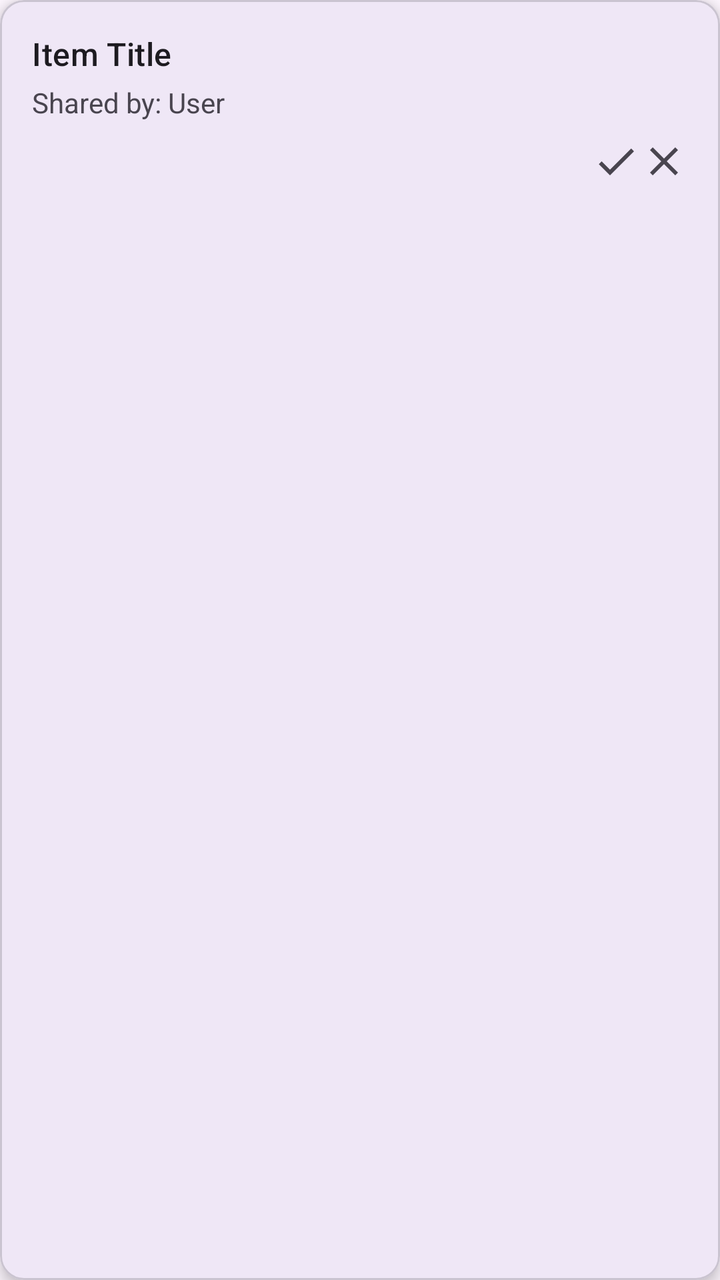
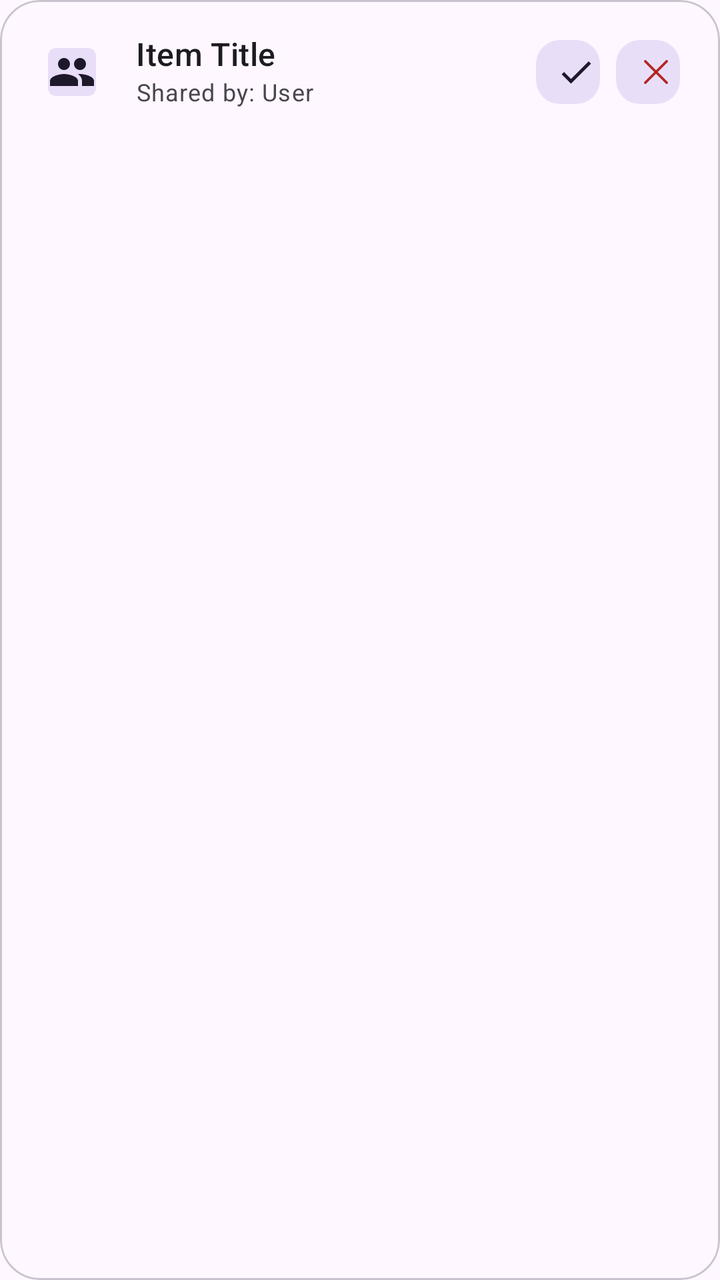

The first picture is an Android layout as it rendered before a commit; the second is the same layout after the commit. The layout source and the unified diff follow.
<!-- AndroidManifest.xml: application theme Theme.TodoJava -->
<!-- res/layout/shared_item_row.xml -->
<?xml version="1.0" encoding="utf-8"?>
<com.google.android.material.card.MaterialCardView xmlns:android="http://schemas.android.com/apk/res/android"
    xmlns:app="http://schemas.android.com/apk/res-auto"
    android:layout_width="match_parent"
    android:layout_height="wrap_content"
    android:layout_margin="8dp"
    app:cardElevation="4dp">

    <androidx.constraintlayout.widget.ConstraintLayout
        android:layout_width="match_parent"
        android:layout_height="wrap_content"
        android:padding="16dp">

        <TextView
            android:id="@+id/tvSharedItemTitle"
            android:layout_width="0dp"
            android:layout_height="wrap_content"
            android:text="Item Title"
            android:textAppearance="@style/TextAppearance.Material3.TitleMedium"
            app:layout_constraintStart_toStartOf="parent"
            app:layout_constraintTop_toTopOf="parent" />

        <TextView
            android:id="@+id/tvSharedFrom"
            android:layout_width="wrap_content"
            android:layout_height="wrap_content"
            android:layout_marginTop="4dp"
            android:text="Shared by: User"
            app:layout_constraintStart_toStartOf="parent"
            app:layout_constraintTop_toBottomOf="@+id/tvSharedItemTitle" />

        <ImageButton
            android:id="@+id/buttonAccept"
            android:layout_width="wrap_content"
            android:layout_height="wrap_content"
            android:background="?attr/selectableItemBackgroundBorderless"
            android:src="@drawable/ic_check"
            app:layout_constraintEnd_toStartOf="@id/buttonDecline"
            app:layout_constraintTop_toTopOf="@+id/buttonDecline" />

        <ImageButton
            android:id="@+id/buttonDecline"
            android:layout_width="wrap_content"
            android:layout_height="wrap_content"
            android:layout_marginTop="8dp"
            android:background="?attr/selectableItemBackgroundBorderless"
            android:src="@drawable/ic_decline"
            app:layout_constraintEnd_toEndOf="parent"
            app:layout_constraintTop_toBottomOf="@+id/tvSharedFrom" />

    </androidx.constraintlayout.widget.ConstraintLayout>
</com.google.android.material.card.MaterialCardView>
<!-- resources referenced by this layout -->
<resources>
  <!-- drawable ic_check (drawable) -->
  <vector xmlns:android="http://schemas.android.com/apk/res/android"
      android:width="24dp"
      android:height="24dp"
      android:viewportWidth="24"
      android:viewportHeight="24"
      android:tint="?attr/colorControlNormal">
    <path
        android:fillColor="@android:color/holo_green_dark"
        android:pathData="M9,16.17L4.83,12l-1.42,1.41L9,19 21,7l-1.41,-1.41z"/>
  </vector>
  <!-- drawable ic_decline (drawable) -->
  <vector xmlns:android="http://schemas.android.com/apk/res/android"
      android:width="24dp"
      android:height="24dp"
      android:viewportWidth="24"
      android:viewportHeight="24"
      android:tint="?attr/colorControlNormal">
    <path
        android:fillColor="@android:color/holo_red_dark"
        android:pathData="M19,6.41L17.59,5 12,10.59 6.41,5 5,6.41 10.59,12 5,17.59 6.41,19 12,13.41 17.59,19 19,17.59 13.41,12z"/>
  </vector>
  <style name="Theme.TodoJava" parent="Base.Theme.TodoJava" />
  <style name="Base.Theme.TodoJava" parent="Theme.Material3.DayNight.NoActionBar">
          <item name="colorPrimary">@color/primary</item>
          <item name="colorOnPrimary">@color/onPrimary</item>
          <item name="colorPrimaryContainer">@color/primaryContainer</item>
          <item name="android:windowBackground">@color/surface</item>
          <item name="android:statusBarColor">@color/surface</item>
          <item name="android:windowLightStatusBar">true</item>
          
          
          <item name="materialButtonStyle">@style/Widget.TodoJava.Button</item>
      </style>
  <color name="primary">#6750A4</color>
  <color name="onPrimary">#FFFFFF</color>
  <color name="primaryContainer">#EADDFF</color>
  <color name="surface">#FEF7FF</color>
  <style name="Widget.TodoJava.Button" parent="Widget.Material3.Button">
          <item name="android:insetTop">0dp</item>
          <item name="android:insetBottom">0dp</item>
          <item name="shapeAppearanceOverlay">@style/ShapeAppearance.TodoJava.Button</item>
          <item name="android:paddingTop">12dp</item>
          <item name="android:paddingBottom">12dp</item>
      </style>
  <style name="ShapeAppearance.TodoJava.Button" parent="ShapeAppearance.Material3.SmallComponent">
          <item name="cornerSize">12dp</item>
      </style>
</resources>

<!-- the commit's change to res/layout/shared_item_row.xml (unified diff, before → after) -->
@@ -3,50 +3,75 @@
     xmlns:app="http://schemas.android.com/apk/res-auto"
     android:layout_width="match_parent"
     android:layout_height="wrap_content"
-    android:layout_margin="8dp"
-    app:cardElevation="4dp">
+    android:layout_marginHorizontal="12dp"
+    android:layout_marginVertical="6dp"
+    app:cardCornerRadius="20dp"
+    app:cardElevation="0dp"
+    app:strokeColor="?attr/colorOutlineVariant"
+    app:strokeWidth="1dp">
 
     <androidx.constraintlayout.widget.ConstraintLayout
         android:layout_width="match_parent"
         android:layout_height="wrap_content"
         android:padding="16dp">
 
+        <com.google.android.material.imageview.ShapeableImageView
+            android:id="@+id/ivSharedType"
+            android:layout_width="40dp"
+            android:layout_height="40dp"
+            android:background="?attr/colorSecondaryContainer"
+            android:padding="8dp"
+            android:src="@drawable/ic_shared_items"
+            app:layout_constraintStart_toStartOf="parent"
+            app:layout_constraintTop_toTopOf="parent"
+            app:shapeAppearanceOverlay="@style/ShapeAppearance.Material3.SmallComponent"
+            app:tint="?attr/colorOnSecondaryContainer" />
+
         <TextView
             android:id="@+id/tvSharedItemTitle"
             android:layout_width="0dp"
             android:layout_height="wrap_content"
+            android:layout_marginStart="12dp"
             android:text="Item Title"
             android:textAppearance="@style/TextAppearance.Material3.TitleMedium"
-            app:layout_constraintStart_toStartOf="parent"
-            app:layout_constraintTop_toTopOf="parent" />
+            app:layout_constraintEnd_toStartOf="@id/buttonAccept"
+            app:layout_constraintStart_toEndOf="@id/ivSharedType"
+            app:layout_constraintTop_toTopOf="@id/ivSharedType" />
 
         <TextView
             android:id="@+id/tvSharedFrom"
-            android:layout_width="wrap_content"
+            android:layout_width="0dp"
             android:layout_height="wrap_content"
-            android:layout_marginTop="4dp"
             android:text="Shared by: User"
-            app:layout_constraintStart_toStartOf="parent"
+            android:textAppearance="@style/TextAppearance.Material3.BodySmall"
+            android:textColor="?attr/colorOnSurfaceVariant"
+            app:layout_constraintEnd_toStartOf="@id/buttonAccept"
+            app:layout_constraintStart_toStartOf="@id/tvSharedItemTitle"
             app:layout_constraintTop_toBottomOf="@+id/tvSharedItemTitle" />
 
-        <ImageButton
+        <com.google.android.material.button.MaterialButton
             android:id="@+id/buttonAccept"
-            android:layout_width="wrap_content"
-            android:layout_height="wrap_content"
-            android:background="?attr/selectableItemBackgroundBorderless"
-            android:src="@drawable/ic_check"
+            style="@style/Widget.Material3.Button.IconButton.Filled.Tonal"
+            android:layout_width="40dp"
+            android:layout_height="40dp"
+            app:icon="@drawable/ic_check"
+            app:iconPadding="0dp"
+            app:layout_constraintBottom_toBottomOf="parent"
             app:layout_constraintEnd_toStartOf="@id/buttonDecline"
-            app:layout_constraintTop_toTopOf="@+id/buttonDecline" />
+            app:layout_constraintTop_toTopOf="parent" />
 
-        <ImageButton
+        <com.google.android.material.button.MaterialButton
             android:id="@+id/buttonDecline"
-            android:layout_width="wrap_content"
-            android:layout_height="wrap_content"
-            android:layout_marginTop="8dp"
-            android:background="?attr/selectableItemBackgroundBorderless"
-            android:src="@drawable/ic_decline"
+            style="@style/Widget.Material3.Button.IconButton.Filled.Tonal"
+            android:layout_width="40dp"
+            android:layout_height="40dp"
+            android:layout_marginStart="8dp"
+            app:icon="@drawable/ic_close"
+            app:iconPadding="0dp"
+            app:layout_constraintBottom_toBottomOf="parent"
             app:layout_constraintEnd_toEndOf="parent"
-            app:layout_constraintTop_toBottomOf="@+id/tvSharedFrom" />
+            app:layout_constraintTop_toTopOf="parent"
+            app:iconTint="?attr/colorError" />
 
     </androidx.constraintlayout.widget.ConstraintLayout>
 </com.google.android.material.card.MaterialCardView>
<!-- resource entries referenced after the edit -->
@@ -11,16 +11,22 @@
         android:fillColor="@android:color/holo_green_dark"
         android:pathData="M9,16.17L4.83,12l-1.42,1.41L9,19 21,7l-1.41,-1.41z"/>
   </vector>
-  <!-- drawable ic_decline (drawable) -->
+  <!-- drawable ic_close (drawable) -->
+  <vector xmlns:android="http://schemas.android.com/apk/res/android" android:height="24dp" android:viewportHeight="1024" android:viewportWidth="1024" android:width="24dp">
+        
+      <path android:fillColor="#000000" android:pathData="M764.3,214.6 L512,466.9 259.7,214.6a31.9,31.9 0,0 0,-45.1 45.1L466.8,512 214.5,764.2a31.9,31.9 0,1 0,45.1 45.2L512,557.2l252.3,252.3a31.9,31.9 0,0 0,45.1 -45.1L557.1,512.1l252.3,-252.4a31.9,31.9 0,1 0,-45.1 -45.2z"/>
+      
+  </vector>
+  <!-- drawable ic_shared_items (drawable) -->
   <vector xmlns:android="http://schemas.android.com/apk/res/android"
       android:width="24dp"
       android:height="24dp"
       android:viewportWidth="24"
       android:viewportHeight="24"
       android:tint="?attr/colorControlNormal">
-    <path
-        android:fillColor="@android:color/holo_red_dark"
-        android:pathData="M19,6.41L17.59,5 12,10.59 6.41,5 5,6.41 10.59,12 5,17.59 6.41,19 12,13.41 17.59,19 19,17.59 13.41,12z"/>
+      <path
+          android:fillColor="@android:color/white"
+          android:pathData="M16,11c1.66,0 2.99,-1.34 2.99,-3S17.66,5 16,5s-3,1.34 -3,3 1.34,3 3,3zM8,11c1.66,0 2.99,-1.34 2.99,-3S9.66,5 8,5 5,6.34 5,8s1.34,3 3,3zM8,13c-2.33,0 -7,1.17 -7,3.5L1,19h14v-2.5c0,-2.33 -4.67,-3.5 -7,-3.5zM16,13c-0.29,0 -0.62,0.02 -0.97,0.05 1.16,0.84 1.97,1.97 1.97,3.45L17,19h6v-2.5c0,-2.33 -4.67,-3.5 -7,-3.5z" />
   </vector>
   <style name="Theme.TodoJava" parent="Base.Theme.TodoJava" />
   <style name="Base.Theme.TodoJava" parent="Theme.Material3.DayNight.NoActionBar">
